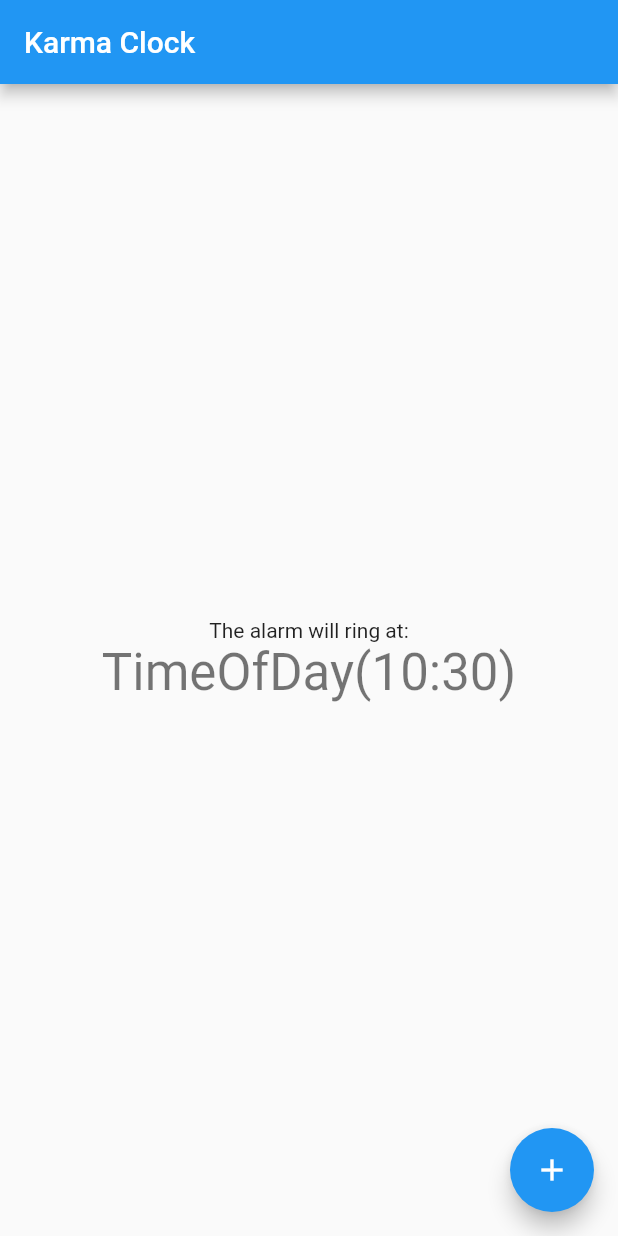
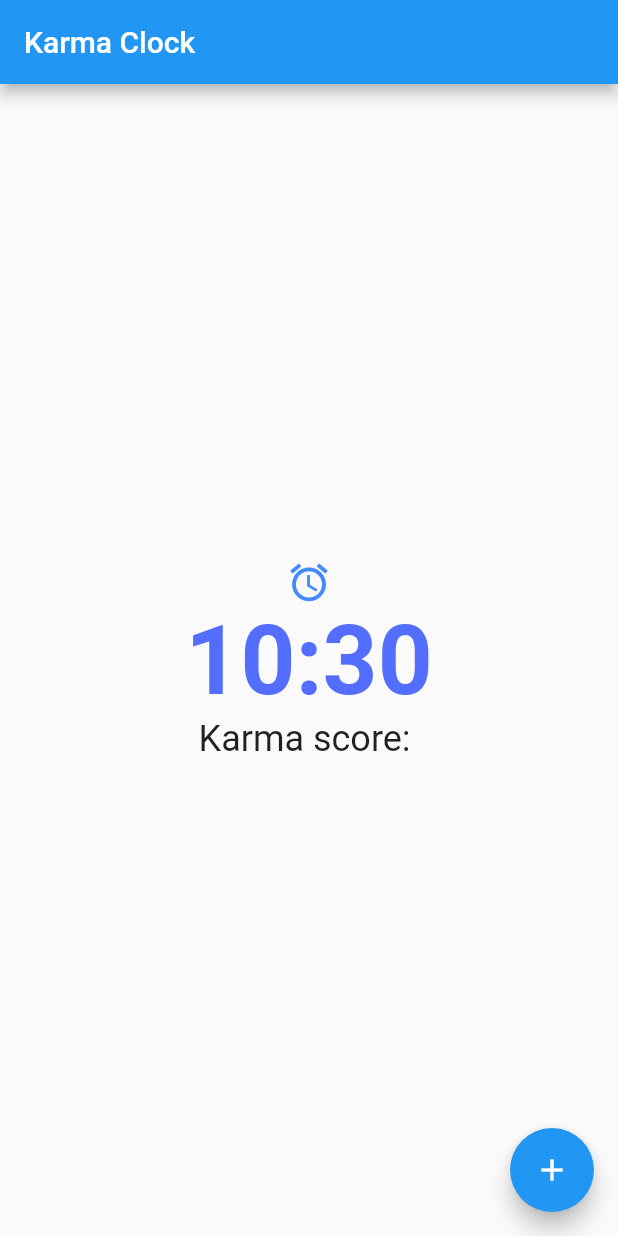
Before and after one commit to MiguelSilva96/karmaClock, a Flutter app: the screen it shows after launch, on a phone screen of 412 x 824 dp. Run offline on Flutter 3.47's test engine with Material 2 defaults, Android fonts, the phone set to English and light mode, and no system bars.

Commit message:
Fix time update; Add alarm clock Icon; Improve styles

```diff
--- a/lib/main.dart
+++ b/lib/main.dart
@@ -1,4 +1,5 @@
 import 'dart:async';
+import 'package:flutter/cupertino.dart';
 import 'package:flutter/material.dart';
 import 'package:intl/intl.dart';
 
@@ -56,20 +57,25 @@ class _MyHomePageState extends State<MyHomePage> {
 
   @override
   void initState() {
-    _timeString = _formatTimeOfDay(TimeOfDay.now());
+    _timeString = _formatTimeOfDay(DateTime.now());
     //Timer.periodic(Duration(seconds: 1), (Timer t) => _getTime());
     super.initState();
   }
 
   void _updateDate() {
+
+      DateTime now = DateTime.now();
+      Future<TimeOfDay> timeOfDay = showTimePicker(context: context, initialTime: new TimeOfDay(hour: now.hour, minute: now.minute));
+      timeOfDay.then((value) =>
+      {
         setState(() {
           // This call to setState tells the Flutter framework that something has
           // changed in this State, which causes it to rerun the build method below
           // so that the display can reflect the updated values. If we changed
           // _counter without calling setState(), then the build method would not be
           // called again, and so nothing would appear to happen.
-      Future<TimeOfDay> timeOfDay = showTimePicker(context: context, initialTime: new TimeOfDay(hour:14, minute: 20));
-      timeOfDay.then((value) => _timeString = _formatTimeOfDay((value)));
+          _timeString = _formatTimeOfDay(new DateTime(2020, 12, 1, value.hour, value.minute));
+        })
       });
   }
 
@@ -107,12 +113,26 @@ class _MyHomePageState extends State<MyHomePage> {
           // horizontal).
           mainAxisAlignment: MainAxisAlignment.center,
           children: <Widget>[
-            Text(
-              'The alarm will ring at:',
+            Row(
+                mainAxisAlignment: MainAxisAlignment.center,
+                children: <Widget>[
+                  Icon(
+                    Icons.alarm,
+                    color: Colors.blueAccent,
+                    size: 30.0
+                  )
+                ]
             ),
             Text(
               '$_timeString',
-              style: Theme.of(context).textTheme.headline4,
+              style: TextStyle(
+                  color: Colors.indigoAccent,
+                  fontSize: 64,
+                  fontWeight: FontWeight.w700),
+            ),
+            Text(
+              'Karma score: ',
+              style: Theme.of(context).textTheme.headline5,
             ),
           ],
         ),
@@ -125,7 +145,7 @@ class _MyHomePageState extends State<MyHomePage> {
     );
   }
 
-  String _formatTimeOfDay(TimeOfDay timeOfDay) {
-    return timeOfDay.toString();
+  String _formatTimeOfDay(DateTime timeOfDay) {
+    return DateFormat("HH:mm").format(timeOfDay);
   }
 }
```
Lines whose indentation alone changed are shown as unchanged.
